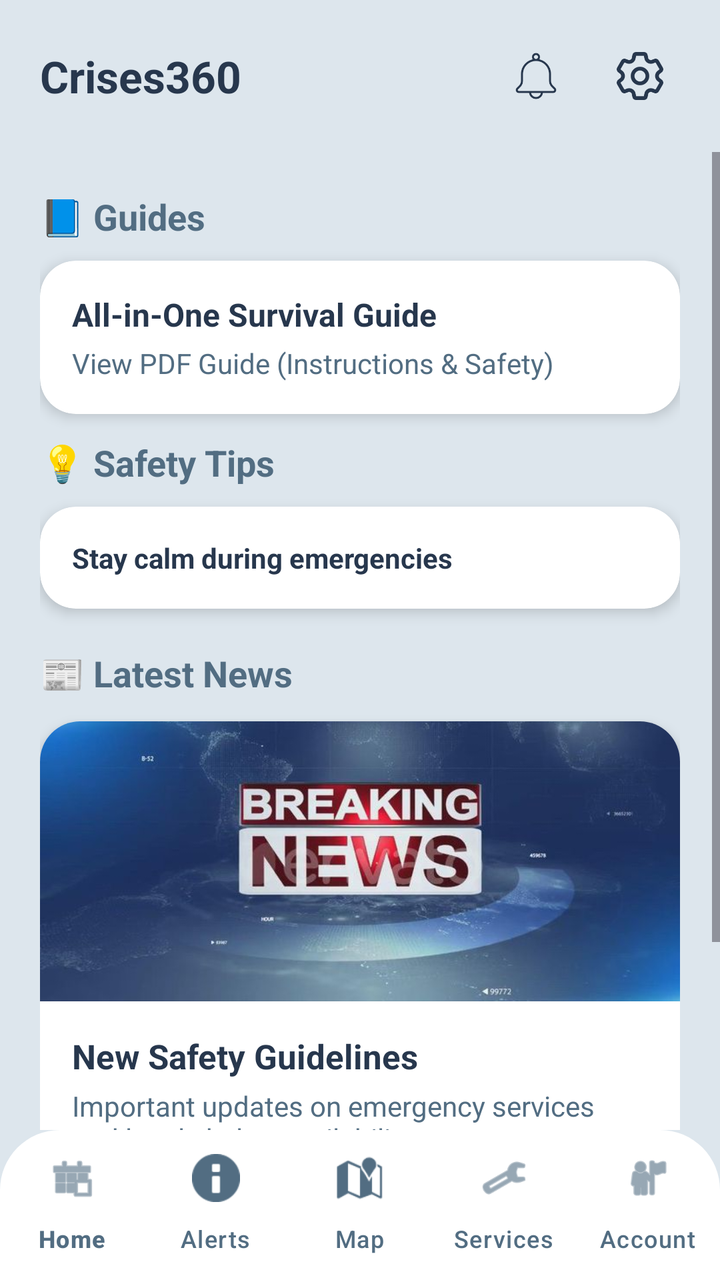
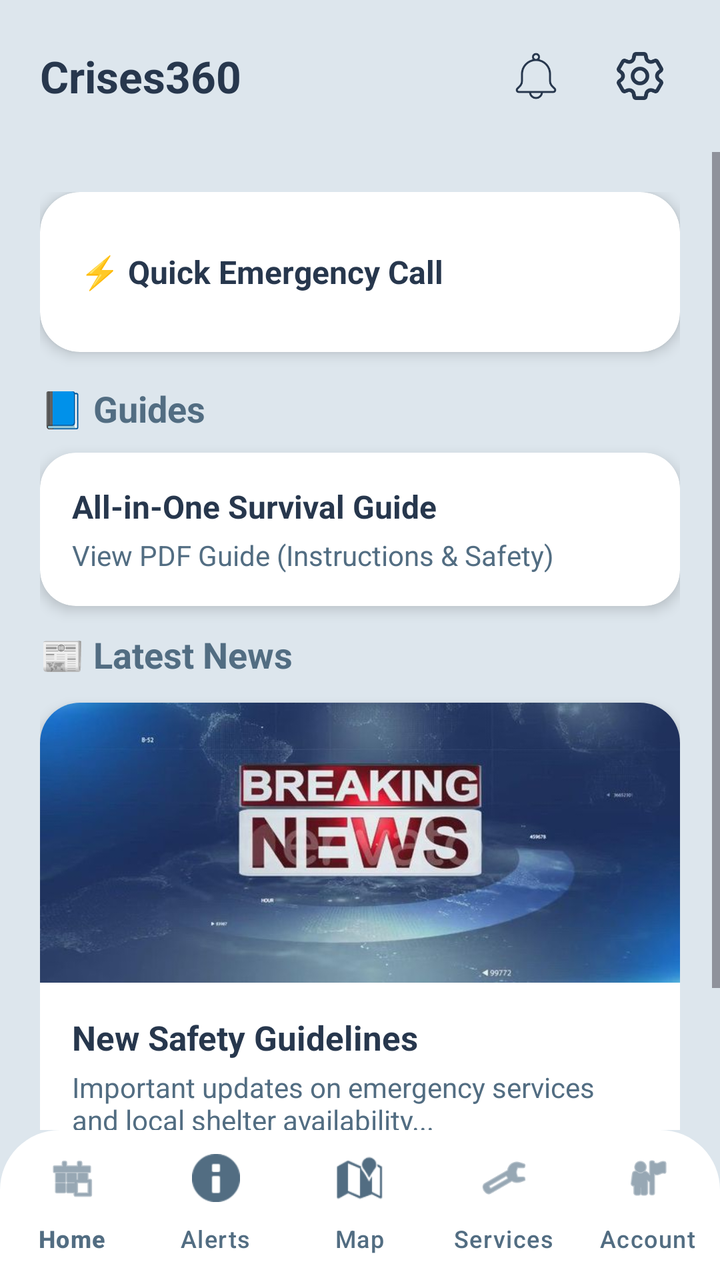

An Android layout rendered at two revisions. The XML below is the earlier revision; the diff shows what the commit changed to produce the second picture.
<!-- AndroidManifest.xml: application theme Theme.Crises -->
<!-- res/layout/activity_home.xml -->
<?xml version="1.0" encoding="utf-8"?>
<RelativeLayout xmlns:android="http://schemas.android.com/apk/res/android"
    xmlns:app="http://schemas.android.com/apk/res-auto"
    android:id="@+id/main"
    android:layout_width="match_parent"
    android:layout_height="match_parent"
    android:background="#DDE6ED">


    <com.google.android.material.appbar.AppBarLayout
        android:id="@+id/topAppBar"
        android:layout_width="match_parent"
        android:layout_height="wrap_content"
        android:background="#DDE6ED"
        app:elevation="0dp">

        <RelativeLayout
            android:layout_width="match_parent"
            android:layout_height="wrap_content"
            android:paddingHorizontal="20dp"
            android:paddingVertical="18dp">

            <LinearLayout
                android:layout_width="wrap_content"
                android:layout_height="wrap_content"
                android:orientation="vertical"
                android:layout_alignParentStart="true"
                android:layout_centerVertical="true">

                <TextView
                    android:id="@+id/appBrandName"
                    android:layout_width="wrap_content"
                    android:layout_height="wrap_content"
                    android:text="Crises360"
                    android:textSize="22sp"
                    android:textStyle="bold"
                    android:textColor="#27374D" />
            </LinearLayout>

            <LinearLayout
                android:layout_width="wrap_content"
                android:layout_height="wrap_content"
                android:layout_alignParentEnd="true"
                android:layout_centerVertical="true"
                android:orientation="horizontal"
                android:gravity="center_vertical">

                <ImageButton
                    android:id="@+id/notificationBtn"
                    android:layout_width="40dp"
                    android:layout_height="40dp"
                    android:layout_marginEnd="12dp"
                    android:padding="8dp"
                    android:scaleType="fitCenter"
                    android:background="?attr/selectableItemBackgroundBorderless"
                    android:src="@drawable/notification"
                    app:tint="#27374D" />

                <ImageButton
                    android:id="@+id/settingsBtn"
                    android:layout_width="40dp"
                    android:layout_height="40dp"
                    android:padding="8dp"
                    android:scaleType="fitCenter"
                    android:background="?attr/selectableItemBackgroundBorderless"
                    android:src="@drawable/setting"
                    app:tint="#27374D" />

            </LinearLayout>
        </RelativeLayout>
    </com.google.android.material.appbar.AppBarLayout>


    <ScrollView
        android:layout_width="match_parent"
        android:layout_height="match_parent"
        android:layout_below="@id/topAppBar"
        android:layout_above="@id/bottomNavigation">

        <LinearLayout
            android:layout_width="match_parent"
            android:layout_height="wrap_content"
            android:orientation="vertical"
            android:padding="20dp">

            <TextView
                android:layout_width="wrap_content"
                android:layout_height="wrap_content"
                android:text="📘 Guides"
                android:textSize="18sp"
                android:textStyle="bold"
                android:textColor="#526D82"
                android:layout_marginBottom="10dp"/>

            <androidx.cardview.widget.CardView
                android:id="@+id/guideCard"
                android:layout_width="match_parent"
                android:layout_height="wrap_content"
                android:clickable="true"
                android:focusable="true"
                android:foreground="?android:attr/selectableItemBackground"
                app:cardCornerRadius="18dp"
                app:cardElevation="4dp"
                android:layout_marginBottom="12dp">

                <LinearLayout
                    android:layout_width="match_parent"
                    android:layout_height="wrap_content"
                    android:padding="16dp"
                    android:orientation="vertical">

                    <TextView
                        android:layout_width="wrap_content"
                        android:layout_height="wrap_content"
                        android:text="All-in-One Survival Guide"
                        android:textStyle="bold"
                        android:textColor="#27374D"
                        android:textSize="16sp"/>

                    <TextView
                        android:layout_width="wrap_content"
                        android:layout_height="wrap_content"
                        android:text="View PDF Guide (Instructions &amp; Safety)"
                        android:textColor="#526D82"
                        android:layout_marginTop="4dp"/>
                </LinearLayout>
            </androidx.cardview.widget.CardView>


            <TextView
                android:layout_width="wrap_content"
                android:layout_height="wrap_content"
                android:text="💡 Safety Tips"
                android:textSize="18sp"
                android:textStyle="bold"
                android:textColor="#526D82"
                android:layout_marginBottom="10dp"/>

            <androidx.cardview.widget.CardView
                android:id="@+id/tipCard"
                android:layout_width="match_parent"
                android:layout_height="wrap_content"
                android:clickable="true"
                android:focusable="true"
                android:foreground="?android:attr/selectableItemBackground"
                app:cardCornerRadius="18dp"
                app:cardElevation="4dp"
                android:layout_marginBottom="20dp">

                <LinearLayout
                    android:layout_width="match_parent"
                    android:layout_height="wrap_content"
                    android:padding="16dp"
                    android:orientation="vertical">

                    <TextView
                        android:layout_width="wrap_content"
                        android:layout_height="wrap_content"
                        android:text="Stay calm during emergencies"
                        android:textStyle="bold"
                        android:textColor="#27374D"/>

                    <TextView
                        android:id="@+id/tipDetails"
                        android:layout_width="match_parent"
                        android:layout_height="wrap_content"
                        android:visibility="gone"
                        android:padding="12dp"
                        android:lineSpacingExtra="4dp" />
                </LinearLayout>
            </androidx.cardview.widget.CardView>

            <TextView
                android:layout_width="wrap_content"
                android:layout_height="wrap_content"
                android:text="📰 Latest News"
                android:textSize="18sp"
                android:textStyle="bold"
                android:textColor="#526D82"
                android:layout_marginBottom="12dp"/>

            <androidx.cardview.widget.CardView
                android:id="@+id/newsCard"
                android:layout_width="match_parent"
                android:layout_height="wrap_content"
                android:clickable="true"
                android:focusable="true"
                android:foreground="?android:attr/selectableItemBackground"
                app:cardCornerRadius="20dp"
                app:cardElevation="4dp"
                app:cardBackgroundColor="#FFFFFF"
                android:layout_marginBottom="40dp">

                <LinearLayout
                    android:layout_width="match_parent"
                    android:layout_height="wrap_content"
                    android:orientation="vertical">

                    <ImageView
                        android:id="@+id/newsImage"
                        android:layout_width="match_parent"
                        android:layout_height="140dp"
                        android:src="@drawable/news"
                        android:scaleType="centerCrop"/>

                    <LinearLayout
                        android:layout_width="match_parent"
                        android:layout_height="wrap_content"
                        android:orientation="vertical"
                        android:padding="16dp">

                        <TextView
                            android:layout_width="match_parent"
                            android:layout_height="wrap_content"
                            android:text="New Safety Guidelines"
                            android:textColor="#27374D"
                            android:textSize="17sp"
                            android:textStyle="bold" />

                        <TextView
                            android:layout_width="match_parent"
                            android:layout_height="wrap_content"
                            android:layout_marginTop="4dp"
                            android:text="Important updates on emergency services and local shelter availability..."
                            android:textColor="#526D82"
                            android:textSize="14sp" />

                        <TextView
                            android:layout_width="wrap_content"
                            android:layout_height="wrap_content"
                            android:layout_marginTop="10dp"
                            android:text="READ FULL STORY →"
                            android:textColor="#219EBC"
                            android:textStyle="bold"
                            android:textSize="12sp" />
                    </LinearLayout>
                </LinearLayout>
            </androidx.cardview.widget.CardView>

        </LinearLayout>
    </ScrollView>


    <com.google.android.material.bottomnavigation.BottomNavigationView
        android:id="@+id/bottomNavigation"
        android:layout_width="match_parent"
        android:layout_height="75dp"
        android:layout_alignParentBottom="true"
        android:background="@drawable/footer_background"
        app:itemIconTint="#526D82"
        app:itemTextColor="#526D82"
        app:labelVisibilityMode="labeled"
        app:menu="@menu/bottom_nav_menu"
        app:elevation="12dp" />

</RelativeLayout>
<!-- resources referenced by this layout -->
<resources>
  <!-- drawable footer_background (drawable) -->
  <?xml version="1.0" encoding="utf-8"?>
  <shape xmlns:android="http://schemas.android.com/apk/res/android">
      <solid android:color="#FFFFFF" />
      <corners
          android:topLeftRadius="30dp"
          android:topRightRadius="30dp" />
  </shape>
  <!-- drawable news: jpg bitmap (drawable, 33689 bytes) -->
  <!-- drawable notification: png bitmap (drawable, 2394 bytes) -->
  <!-- drawable setting: png bitmap (drawable, 3784 bytes) -->
  <style name="Theme.Crises" parent="Base.Theme.Crises" />
  <style name="Base.Theme.Crises" parent="Theme.Material3.DayNight.NoActionBar">
  
      </style>
</resources>

<!-- the commit's change to res/layout/activity_home.xml (unified diff, before → after) -->
@@ -6,7 +6,6 @@
     android:layout_height="match_parent"
     android:background="#DDE6ED">
 
-
     <com.google.android.material.appbar.AppBarLayout
         android:id="@+id/topAppBar"
         android:layout_width="match_parent"
@@ -23,18 +22,18 @@
             <LinearLayout
                 android:layout_width="wrap_content"
                 android:layout_height="wrap_content"
-                android:orientation="vertical"
                 android:layout_alignParentStart="true"
-                android:layout_centerVertical="true">
+                android:layout_centerVertical="true"
+                android:orientation="vertical">
 
                 <TextView
                     android:id="@+id/appBrandName"
                     android:layout_width="wrap_content"
                     android:layout_height="wrap_content"
                     android:text="Crises360"
+                    android:textColor="#27374D"
                     android:textSize="22sp"
-                    android:textStyle="bold"
-                    android:textColor="#27374D" />
+                    android:textStyle="bold" />
             </LinearLayout>
 
             <LinearLayout
@@ -42,17 +41,17 @@
                 android:layout_height="wrap_content"
                 android:layout_alignParentEnd="true"
                 android:layout_centerVertical="true"
-                android:orientation="horizontal"
-                android:gravity="center_vertical">
+                android:gravity="center_vertical"
+                android:orientation="horizontal">
 
                 <ImageButton
                     android:id="@+id/notificationBtn"
                     android:layout_width="40dp"
                     android:layout_height="40dp"
                     android:layout_marginEnd="12dp"
+                    android:background="?attr/selectableItemBackgroundBorderless"
                     android:padding="8dp"
                     android:scaleType="fitCenter"
-                    android:background="?attr/selectableItemBackgroundBorderless"
                     android:src="@drawable/notification"
                     app:tint="#27374D" />
 
@@ -60,22 +59,21 @@
                     android:id="@+id/settingsBtn"
                     android:layout_width="40dp"
                     android:layout_height="40dp"
+                    android:background="?attr/selectableItemBackgroundBorderless"
                     android:padding="8dp"
                     android:scaleType="fitCenter"
-                    android:background="?attr/selectableItemBackgroundBorderless"
                     android:src="@drawable/setting"
                     app:tint="#27374D" />
-
             </LinearLayout>
         </RelativeLayout>
     </com.google.android.material.appbar.AppBarLayout>
 
-
+    
     <ScrollView
         android:layout_width="match_parent"
         android:layout_height="match_parent"
-        android:layout_below="@id/topAppBar"
-        android:layout_above="@id/bottomNavigation">
+        android:layout_above="@id/bottomNavigation"
+        android:layout_below="@id/topAppBar">
 
         <LinearLayout
             android:layout_width="match_parent"
@@ -83,113 +81,96 @@
             android:orientation="vertical"
             android:padding="20dp">
 
+            
+            <androidx.cardview.widget.CardView
+                android:id="@+id/btnQuickCall"
+                android:layout_width="match_parent"
+                android:layout_height="80dp"
+                android:layout_marginBottom="16dp"
+                android:clickable="true"
+                android:focusable="true"
+                android:foreground="?attr/selectableItemBackground"
+                app:cardBackgroundColor="#FFFFFF"
+                app:cardCornerRadius="20dp"
+                app:cardElevation="4dp">
+
+                <TextView
+                    android:layout_width="match_parent"
+                    android:layout_height="match_parent"
+                    android:gravity="center_vertical"
+                    android:paddingStart="20dp"
+                    android:paddingEnd="20dp"
+                    android:text="⚡ Quick Emergency Call"
+                    android:textColor="#27374D"
+                    android:textSize="16sp"
+                    android:textStyle="bold" />
+            </androidx.cardview.widget.CardView>
+
+            
             <TextView
                 android:layout_width="wrap_content"
                 android:layout_height="wrap_content"
+                android:layout_marginBottom="10dp"
                 android:text="📘 Guides"
+                android:textColor="#526D82"
                 android:textSize="18sp"
-                android:textStyle="bold"
-                android:textColor="#526D82"
-                android:layout_marginBottom="10dp"/>
+                android:textStyle="bold" />
 
             <androidx.cardview.widget.CardView
                 android:id="@+id/guideCard"
                 android:layout_width="match_parent"
                 android:layout_height="wrap_content"
+                android:layout_marginBottom="12dp"
                 android:clickable="true"
                 android:focusable="true"
                 android:foreground="?android:attr/selectableItemBackground"
                 app:cardCornerRadius="18dp"
-                app:cardElevation="4dp"
-                android:layout_marginBottom="12dp">
+                app:cardElevation="4dp">
 
                 <LinearLayout
                     android:layout_width="match_parent"
                     android:layout_height="wrap_content"
-                    android:padding="16dp"
-                    android:orientation="vertical">
+                    android:orientation="vertical"
+                    android:padding="16dp">
 
                     <TextView
                         android:layout_width="wrap_content"
                         android:layout_height="wrap_content"
                         android:text="All-in-One Survival Guide"
-                        android:textStyle="bold"
                         android:textColor="#27374D"
-                        android:textSize="16sp"/>
+                        android:textSize="16sp"
+                        android:textStyle="bold" />
 
                     <TextView
                         android:layout_width="wrap_content"
                         android:layout_height="wrap_content"
+                        android:layout_marginTop="4dp"
                         android:text="View PDF Guide (Instructions &amp; Safety)"
-                        android:textColor="#526D82"
-                        android:layout_marginTop="4dp"/>
+                        android:textColor="#526D82" />
                 </LinearLayout>
             </androidx.cardview.widget.CardView>
 
-
+            
             <TextView
                 android:layout_width="wrap_content"
                 android:layout_height="wrap_content"
-                android:text="💡 Safety Tips"
+                android:layout_marginBottom="12dp"
+                android:text="📰 Latest News"
+                android:textColor="#526D82"
                 android:textSize="18sp"
-                android:textStyle="bold"
-                android:textColor="#526D82"
-                android:layout_marginBottom="10dp"/>
+                android:textStyle="bold" />
 
             <androidx.cardview.widget.CardView
-                android:id="@+id/tipCard"
+                android:id="@+id/newsCard"
                 android:layout_width="match_parent"
                 android:layout_height="wrap_content"
+                android:layout_marginBottom="16dp"
                 android:clickable="true"
                 android:focusable="true"
                 android:foreground="?android:attr/selectableItemBackground"
-                app:cardCornerRadius="18dp"
-                app:cardElevation="4dp"
-                android:layout_marginBottom="20dp">
-
-                <LinearLayout
-                    android:layout_width="match_parent"
-                    android:layout_height="wrap_content"
-                    android:padding="16dp"
-                    android:orientation="vertical">
-
-                    <TextView
-                        android:layout_width="wrap_content"
-                        android:layout_height="wrap_content"
-                        android:text="Stay calm during emergencies"
-                        android:textStyle="bold"
-                        android:textColor="#27374D"/>
-
-                    <TextView
-                        android:id="@+id/tipDetails"
-                        android:layout_width="match_parent"
-                        android:layout_height="wrap_content"
-                        android:visibility="gone"
-                        android:padding="12dp"
-                        android:lineSpacingExtra="4dp" />
-                </LinearLayout>
-            </androidx.cardview.widget.CardView>
-
-            <TextView
-                android:layout_width="wrap_content"
-                android:layout_height="wrap_content"
-                android:text="📰 Latest News"
-                android:textSize="18sp"
-                android:textStyle="bold"
-                android:textColor="#526D82"
-                android:layout_marginBottom="12dp"/>
-
-            <androidx.cardview.widget.CardView
-                android:id="@+id/newsCard"
-                android:layout_width="match_parent"
-                android:layout_height="wrap_content"
-                android:clickable="true"
-                android:focusable="true"
-                android:foreground="?android:attr/selectableItemBackground"
+                app:cardBackgroundColor="#FFFFFF"
                 app:cardCornerRadius="20dp"
-                app:cardElevation="4dp"
-                app:cardBackgroundColor="#FFFFFF"
-                android:layout_marginBottom="40dp">
+                app:cardElevation="4dp">
 
                 <LinearLayout
                     android:layout_width="match_parent"
@@ -200,8 +181,8 @@
                         android:id="@+id/newsImage"
                         android:layout_width="match_parent"
                         android:layout_height="140dp"
-                        android:src="@drawable/news"
-                        android:scaleType="centerCrop"/>
+                        android:scaleType="centerCrop"
+                        android:src="@drawable/news" />
 
                     <LinearLayout
                         android:layout_width="match_parent"
@@ -231,8 +212,8 @@
                             android:layout_marginTop="10dp"
                             android:text="READ FULL STORY →"
                             android:textColor="#219EBC"
-                            android:textStyle="bold"
-                            android:textSize="12sp" />
+                            android:textSize="12sp"
+                            android:textStyle="bold" />
                     </LinearLayout>
                 </LinearLayout>
             </androidx.cardview.widget.CardView>
@@ -240,17 +221,17 @@
         </LinearLayout>
     </ScrollView>
 
-
+    
     <com.google.android.material.bottomnavigation.BottomNavigationView
         android:id="@+id/bottomNavigation"
         android:layout_width="match_parent"
         android:layout_height="75dp"
         android:layout_alignParentBottom="true"
         android:background="@drawable/footer_background"
+        app:elevation="12dp"
         app:itemIconTint="#526D82"
         app:itemTextColor="#526D82"
         app:labelVisibilityMode="labeled"
-        app:menu="@menu/bottom_nav_menu"
-        app:elevation="12dp" />
+        app:menu="@menu/bottom_nav_menu" />
 
 </RelativeLayout>
